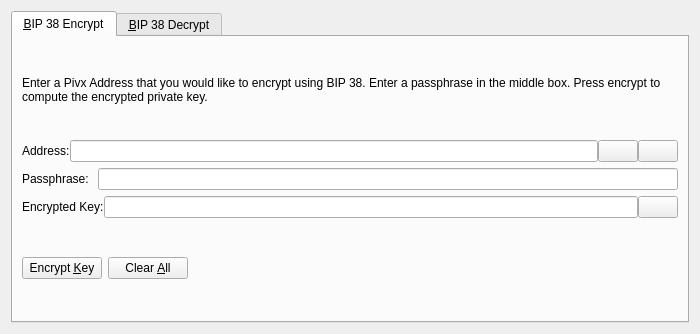
First picture: the form in src/qt/forms/bip38tooldialog.ui, repository GhostAlexe/dwe, before the edit.
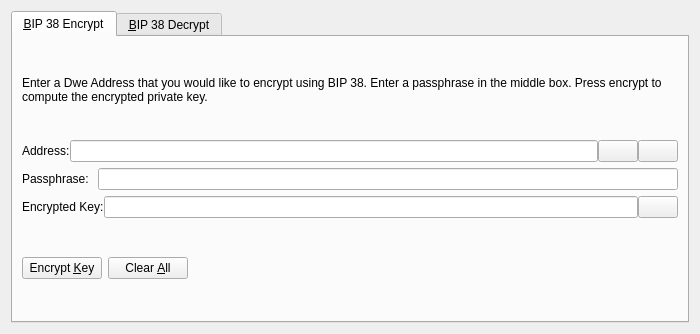
Second picture: the form after the edit. The open tabs and pages were chosen to show the change. Icons and pictures are not drawn. Custom widgets are drawn as their Qt base class.

What changed in the file:
```diff
--- a/src/qt/forms/bip38tooldialog.ui
+++ b/src/qt/forms/bip38tooldialog.ui
@@ -30,7 +30,7 @@
        <item>
         <widget class="QLabel" name="infoLabel_ENC">
          <property name="text">
-          <string>Enter a Pivx Address that you would like to encrypt using BIP 38. Enter a passphrase in the middle box. Press encrypt to compute the encrypted private key.</string>
+          <string>Enter a Dwe Address that you would like to encrypt using BIP 38. Enter a passphrase in the middle box. Press encrypt to compute the encrypted private key.</string>
          </property>
          <property name="textFormat">
           <enum>Qt::PlainText</enum>
```
Left out of the diff: 24 changed lines with no effect on the pictures.
